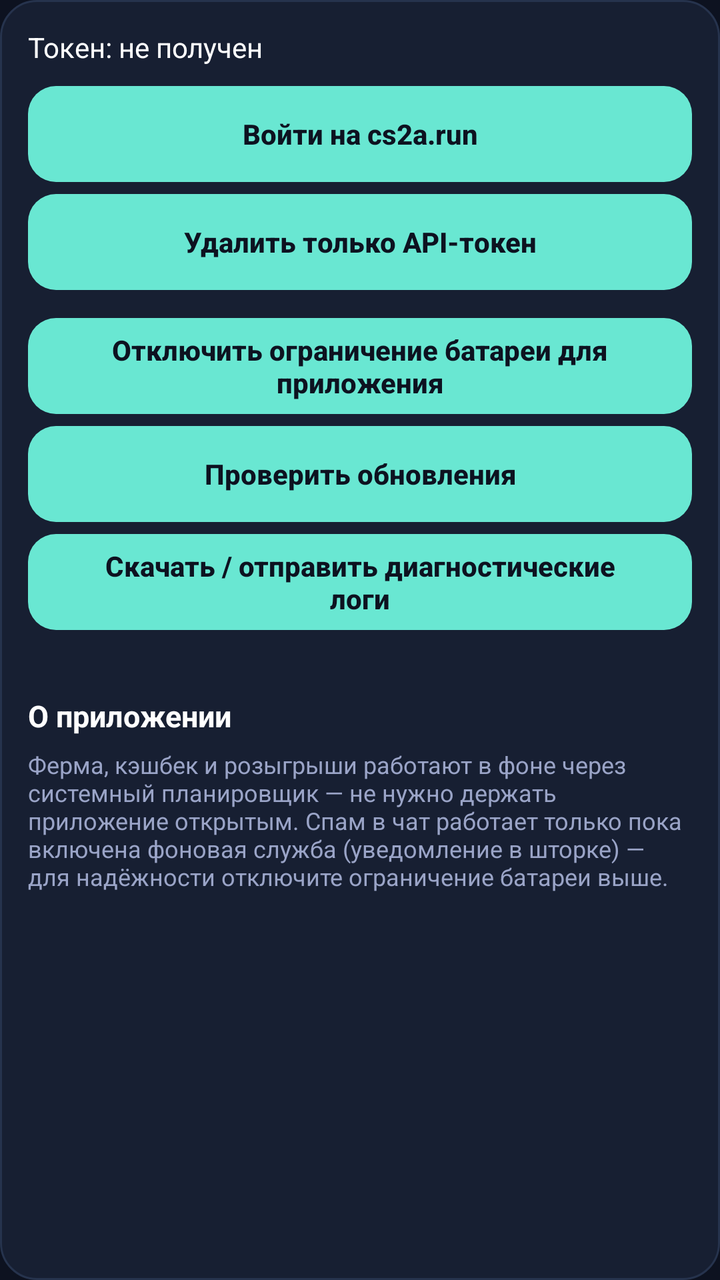
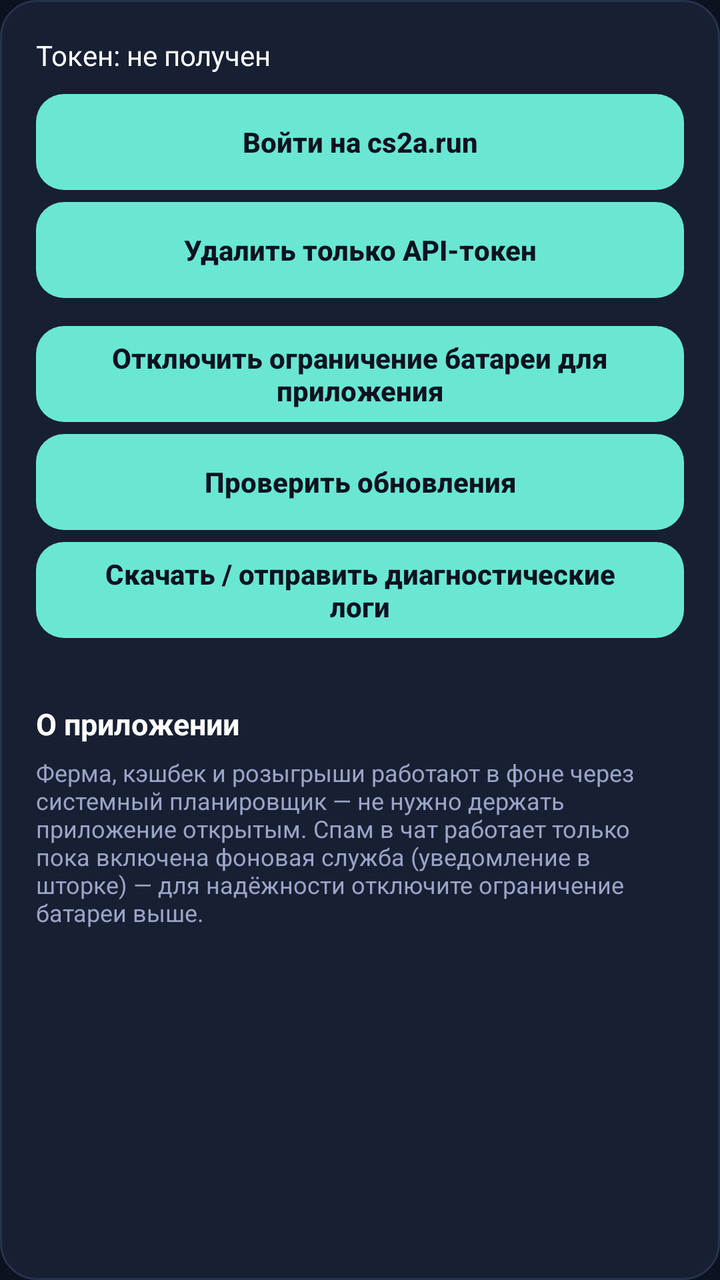

The first picture is an Android layout as it rendered before a commit; the second is the same layout after the commit. The layout source and the unified diff follow.
<!-- AndroidManifest.xml: application theme Theme.Cs2a -->
<!-- res/layout/panel_status.xml -->
<?xml version="1.0" encoding="utf-8"?>
<LinearLayout xmlns:android="http://schemas.android.com/apk/res/android"
    android:layout_width="match_parent"
    android:layout_height="wrap_content"
    android:orientation="vertical"
    android:background="@drawable/panel_surface"
    android:padding="14dp"
    android:layout_marginBottom="10dp">

    <TextView android:id="@+id/tokenStatus" android:layout_width="match_parent" android:layout_height="wrap_content" android:text="Токен: не получен" android:textColor="@color/text" />
    <Button android:id="@+id/loginBtn" android:layout_width="match_parent" android:layout_height="wrap_content" android:text="Войти на cs2a.run" android:layout_marginTop="10dp" />
    <Button android:id="@+id/logoutBtn" android:layout_width="match_parent" android:layout_height="wrap_content" android:text="Удалить только API-токен" android:layout_marginTop="6dp" />
    <Button android:id="@+id/batteryBtn" android:layout_width="match_parent" android:layout_height="wrap_content" android:text="Отключить ограничение батареи для приложения" android:layout_marginTop="14dp" />
    <Button android:id="@+id/updateBtn" android:layout_width="match_parent" android:layout_height="wrap_content" android:text="Проверить обновления" android:layout_marginTop="6dp" />
    <Button android:id="@+id/exportLogsBtn" android:layout_width="match_parent" android:layout_height="wrap_content" android:text="Скачать / отправить диагностические логи" android:layout_marginTop="6dp" />
    <TextView android:id="@+id/appVersion" android:layout_width="match_parent" android:layout_height="wrap_content" android:textColor="@color/textDim" android:textSize="11sp" android:layout_marginTop="4dp" />

    <TextView style="@style/CardLabel" android:text="О приложении" />
    <TextView android:layout_width="match_parent" android:layout_height="wrap_content" android:textColor="@color/textDim" android:textSize="12sp"
        android:text="Ферма, кэшбек и розыгрыши работают в фоне через системный планировщик — не нужно держать приложение открытым. Спам в чат работает только пока включена фоновая служба (уведомление в шторке) — для надёжности отключите ограничение батареи выше." />
</LinearLayout>
<!-- resources referenced by this layout -->
<resources>
  <color name="text">#ffffff</color>
  <color name="textDim">#9aa4c7</color>
  <!-- drawable panel_surface (drawable) -->
  <?xml version="1.0" encoding="utf-8"?>
  <shape xmlns:android="http://schemas.android.com/apk/res/android" android:shape="rectangle">
      <solid android:color="@color/card" />
      <corners android:radius="18dp" />
      <stroke android:width="1dp" android:color="@color/surface" />
  </shape>
  <style name="CardLabel">
          <item name="android:layout_width">wrap_content</item>
          <item name="android:layout_height">wrap_content</item>
          <item name="android:textColor">@color/text</item>
          <item name="android:textStyle">bold</item>
          <item name="android:textSize">15sp</item>
          <item name="android:layout_marginTop">14dp</item>
          <item name="android:layout_marginBottom">6dp</item>
      </style>
  <style name="Theme.Cs2a" parent="Theme.Material3.DayNight.NoActionBar">
          <item name="android:windowBackground">@color/bg</item>
          <item name="materialButtonStyle">@style/AppButton</item>
          <item name="colorPrimary">@color/accent</item>
          <item name="colorOnPrimary">@color/bg</item>
          <item name="android:statusBarColor" tools:targetApi="21">@color/bg</item>
      </style>
  <color name="card">#171F32</color>
  <color name="surface">#26334D</color>
  <color name="bg">#0D1220</color>
  <style name="AppButton" parent="Widget.Material3.Button">
          <item name="android:layout_height">48dp</item>
          <item name="android:minHeight">48dp</item>
          <item name="android:insetTop">0dp</item>
          <item name="android:insetBottom">0dp</item>
          <item name="android:insetLeft">0dp</item>
          <item name="android:insetRight">0dp</item>
          <item name="cornerRadius">14dp</item>
          <item name="android:textAllCaps">false</item>
          <item name="android:textStyle">bold</item>
          <item name="android:letterSpacing">0</item>
      </style>
  <color name="accent">#69E7D2</color>
</resources>

<!-- the commit's change to res/layout/panel_status.xml (unified diff, before → after) -->
@@ -4,7 +4,7 @@
     android:layout_height="wrap_content"
     android:orientation="vertical"
     android:background="@drawable/panel_surface"
-    android:padding="14dp"
+    android:padding="18dp"
     android:layout_marginBottom="10dp">
 
     <TextView android:id="@+id/tokenStatus" android:layout_width="match_parent" android:layout_height="wrap_content" android:text="Токен: не получен" android:textColor="@color/text" />
